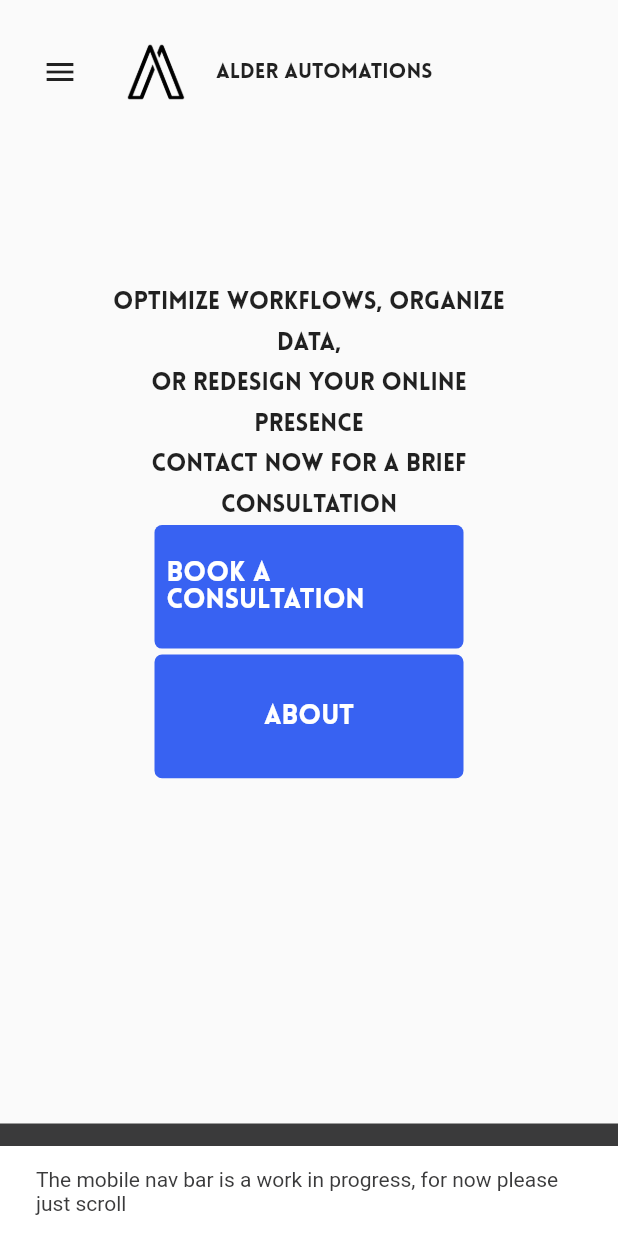
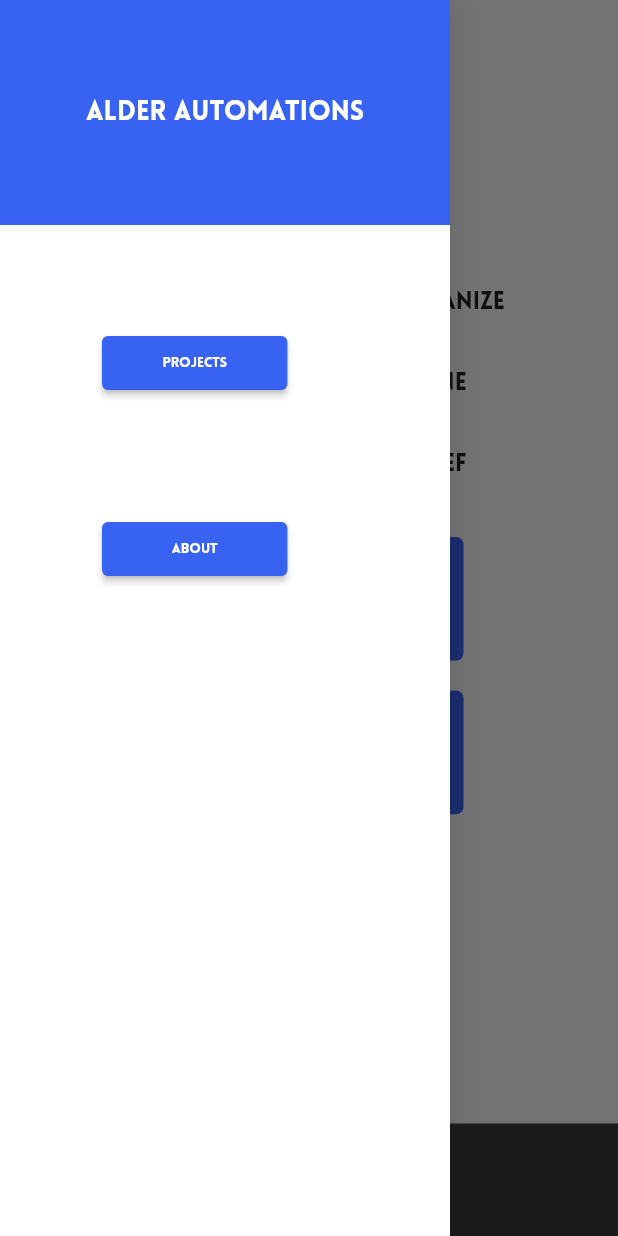
Before and after one commit to alex90271/flutter_site_alderautomations, a Flutter app: the screen it shows after launch, after a tap on the "menu" icon, on a phone screen of 412 x 824 dp. Run offline on Flutter 3.47's test engine with Material 2 defaults, Android fonts, the phone set to English and light mode, and no system bars; our stand-ins replace cloud_firestore, responsive_builder, table_calendar, validators; accounts and stored records are empty.

Commit message:
work on mobile navigation

```diff
--- a/lib/views/home/content/projects/projects.dart
+++ b/lib/views/home/content/projects/projects.dart
@@ -62,15 +62,19 @@ class _ProjectsViewState extends State<ProjectsView>
               decoration: const BoxDecoration(
                 color: brandBlue,
               ),
-              height: size.height * 0.80,
+              height: size.height,
               child: CenteredView(
                 child: Stack(children: [
                   SizedBox(
                     child: ScreenTypeLayout(
                       mobile: Padding(
                         padding: const EdgeInsets.fromLTRB(0, 0, 0, 125),
-                        child: ListView(
-                          children: content,
+                        child: Scrollbar(
+                          scrollbarOrientation: ScrollbarOrientation.right,
+                          isAlwaysShown: true,
+                          child: ListView(
+                            children: content,
+                          ),
                         ),
                       ),
                       desktop: Column(children: content),
@@ -91,11 +95,11 @@ class DrawClip extends CustomClipper<Path> {
   @override
   Path getClip(Size size) {
     Path path = Path();
-    path.lineTo(0, size.height * 0.85);
+    path.lineTo(0, size.height * 0.90);
     double xCenter =
         size.width * 0.5 + (size.width * 0.6 + 1) * math.sin(move * slice);
-    double yCenter = size.height * 0.85 + 69 * math.cos(move * slice);
-    path.quadraticBezierTo(xCenter, yCenter, size.width, size.height * 0.85);
+    double yCenter = size.height * 0.90 + 69 * math.cos(move * slice);
+    path.quadraticBezierTo(xCenter, yCenter, size.width, size.height * 0.90);
 
     path.lineTo(size.width, 0);
     return path;
--- a/lib/views/home/content/testimonial/testimonial.dart
+++ b/lib/views/home/content/testimonial/testimonial.dart
@@ -24,11 +24,15 @@ class TestimonialView extends StatelessWidget {
   Widget build(BuildContext context) {
     var size = MediaQuery.of(context).size;
     return SizedBox(
-      height: size.height * 0.85,
+      height: size.height,
       child: CenteredView(
-        child: ListView(
-          children: testimonialList,
-          scrollDirection: Axis.horizontal,
+        child: Scrollbar(
+          scrollbarOrientation: ScrollbarOrientation.bottom,
+          isAlwaysShown: true,
+          child: ListView(
+            children: testimonialList,
+            scrollDirection: Axis.horizontal,
+          ),
         ),
       ),
     );
--- a/lib/views/home/home_view.dart
+++ b/lib/views/home/home_view.dart
@@ -1,5 +1,6 @@
 import 'dart:developer';
 import 'package:alderautomationsdotcom/widgets/footer/footer.dart';
+import 'package:alderautomationsdotcom/widgets/navigation_drawer/navigation_drawer.dart';
 import 'package:flutter/material.dart';
 import 'content/about/about.dart';
 import 'content/call_to_action/call_to_action.dart';
@@ -32,9 +33,11 @@ class _HomeContentDesktopState extends State<HomeContentDesktop> {
   @override
   Widget build(BuildContext context) {
     return Scaffold(
+      drawer: NavigationDrawer(pgcntrl: widget.controller),
       body: Stack(
         children: [
-          PageView(
+          Scrollbar(
+            child: PageView(
                 children: [
                   CallToActionView(
                     pgctrl: widget.controller,
@@ -54,6 +57,7 @@ class _HomeContentDesktopState extends State<HomeContentDesktop> {
                     log('visiting page ' + widget.page.toString());
                   });
                 }),
+          ),
           const Footer()
         ],
       ),
--- a/lib/widgets/call_to_action/call_to_action.dart
+++ b/lib/widgets/call_to_action/call_to_action.dart
@@ -21,8 +21,7 @@ class CallToAction extends StatelessWidget {
   Widget build(BuildContext context) {
     return Column(
       children: [
-        Center(
-          child: Padding(
+        Padding(
           padding: const EdgeInsets.all(2.0),
           child: CallToActionButton(
             title: title_one,
@@ -30,9 +29,7 @@ class CallToAction extends StatelessWidget {
             pgcntrl: pgcntrl,
           ),
         ),
-        ),
-        Center(
-          child: Padding(
+        Padding(
           padding: const EdgeInsets.all(2.0),
           child: CallToActionButton(
             title: title_two,
@@ -40,7 +37,6 @@ class CallToAction extends StatelessWidget {
             pgcntrl: pgcntrl,
           ),
         ),
-        )
       ],
     );
   }
@@ -62,7 +58,9 @@ class CallToActionButton extends StatelessWidget {
   @override
   Widget build(BuildContext context) {
     var size = MediaQuery.of(context).size;
-    return ConstrainedBox(
+    return Padding(
+      padding: const EdgeInsets.all(8.0),
+      child: ConstrainedBox(
         constraints: const BoxConstraints(maxWidth: 350),
         child: Container(
           height: size.height / 10,
@@ -74,6 +72,7 @@ class CallToActionButton extends StatelessWidget {
             },
             child: Text(
               title,
+              textAlign: TextAlign.center,
               style: const TextStyle(
                 fontSize: 18,
                 fontWeight: FontWeight.w800,
@@ -86,6 +85,7 @@ class CallToActionButton extends StatelessWidget {
             borderRadius: BorderRadius.circular(5),
           ),
         ),
+      ),
     );
   }
 }
--- a/lib/widgets/contact_form/contact_form.dart
+++ b/lib/widgets/contact_form/contact_form.dart
@@ -1,5 +1,5 @@
 import 'dart:developer';
-import 'package:flutter_bloc/flutter_bloc.dart';
+import 'package:cloud_firestore/cloud_firestore.dart';
 import 'package:flutter/material.dart';
 import '../../globals.dart';
 import 'package:validators/validators.dart';
@@ -125,13 +125,23 @@ class FormattedTextField extends StatelessWidget {
         onChanged: (String value) {
           helper = value + " is invalid";
         },
+        textCapitalization: TextCapitalization.characters,
+        style: const TextStyle(
+          color: brandWhite,
+        ),
         decoration: InputDecoration(
           labelText: label,
-          focusColor: brandBlack,
+          counterStyle: const TextStyle(
+            color: brandWhite,
+          ),
           labelStyle: const TextStyle(
             color: brandWhite,
           ),
           helperText: helper,
+          helperStyle: const TextStyle(
+            color: brandWhite,
+          ),
+          hoverColor: brandWhite,
           enabledBorder: const UnderlineInputBorder(
             borderSide: BorderSide(color: brandWhite),
           ),
@@ -176,13 +186,27 @@ class FormattedPhoneField extends StatelessWidget {
           //log(value);
           helper = value + " is an invalid phone number";
         },
+        textCapitalization: TextCapitalization.characters,
+        style: const TextStyle(
+          color: brandWhite,
+        ),
         decoration: InputDecoration(
+          contentPadding: const EdgeInsets.fromLTRB(0, 16, 0, 12),
+          floatingLabelAlignment: FloatingLabelAlignment.center,
           labelText: label,
           focusColor: brandBlack,
+          counterStyle: const TextStyle(
+            color: brandWhite,
+          ),
           labelStyle: const TextStyle(
             color: brandWhite,
           ),
           helperText: helper,
+          helperStyle: const TextStyle(
+            color: brandWhite,
+          ),
+          fillColor: brandWhite,
+          hoverColor: brandWhite,
           enabledBorder: const UnderlineInputBorder(
             borderSide: BorderSide(color: brandWhite),
           ),
@@ -227,13 +251,27 @@ class FormattedEmailField extends StatelessWidget {
           //log(value);
           helper = value + " is an invalid email";
         },
+        textCapitalization: TextCapitalization.characters,
+        style: const TextStyle(
+          color: brandWhite,
+        ),
         decoration: InputDecoration(
+          contentPadding: const EdgeInsets.fromLTRB(0, 16, 0, 12),
+          floatingLabelAlignment: FloatingLabelAlignment.center,
           labelText: label,
           focusColor: brandBlack,
+          counterStyle: const TextStyle(
+            color: brandWhite,
+          ),
           labelStyle: const TextStyle(
             color: brandWhite,
           ),
           helperText: helper,
+          helperStyle: const TextStyle(
+            color: brandWhite,
+          ),
+          fillColor: brandWhite,
+          hoverColor: brandWhite,
           enabledBorder: const UnderlineInputBorder(
             borderSide: BorderSide(color: brandWhite),
           ),
@@ -275,13 +313,27 @@ class FormattedDateField extends StatelessWidget {
         onChanged: (String value) {
           //log(value);
         },
+        textCapitalization: TextCapitalization.characters,
+        style: const TextStyle(
+          color: brandWhite,
+        ),
         decoration: InputDecoration(
+          contentPadding: const EdgeInsets.fromLTRB(0, 16, 0, 12),
+          floatingLabelAlignment: FloatingLabelAlignment.center,
           labelText: label,
           focusColor: brandBlack,
+          counterStyle: const TextStyle(
+            color: brandWhite,
+          ),
           labelStyle: const TextStyle(
             color: brandWhite,
           ),
           helperText: helper,
+          helperStyle: const TextStyle(
+            color: brandWhite,
+          ),
+          fillColor: brandWhite,
+          hoverColor: brandWhite,
           enabledBorder: const UnderlineInputBorder(
             borderSide: BorderSide(color: brandWhite),
           ),
--- /dev/null
+++ b/lib/widgets/navigation_bar/nav_bar_item.dart
@@ -0,0 +1,65 @@
+import 'package:flutter/material.dart';
+import 'package:alderautomationsdotcom/globals.dart';
+import 'package:url_launcher/url_launcher.dart';
+
+class NavBarPage extends StatelessWidget {
+  final String title;
+  final page;
+  PageController pgcntrl;
+  NavBarPage(this.title, {Key? key, required this.page, required this.pgcntrl})
+      : super(key: key);
+
+  @override
+  Widget build(BuildContext context) {
+    var size = MediaQuery.of(context).size;
+    return Padding(
+      padding: const EdgeInsets.all(8.0),
+      child: SizedBox(
+        width: size.height * 0.15,
+        child: ElevatedButton(
+          style: ButtonStyle(
+              backgroundColor: MaterialStateProperty.all<Color>(brandBlue)),
+          onPressed: () {
+            pgcntrl.jumpToPage(page);
+          },
+          child: Text(title, style: TextStyle(fontSize: size.height / 90)),
+        ),
+      ),
+    );
+  }
+}
+
+class NavBarLink extends StatelessWidget {
+  final String title;
+  final String url;
+  const NavBarLink(
+    this.title, {
+    Key? key,
+    required this.url,
+  }) : super(key: key);
+
+  @override
+  Widget build(BuildContext context) {
+    var size = MediaQuery.of(context).size;
+    return Padding(
+      padding: const EdgeInsets.all(8.0),
+      child: SizedBox(
+        width: size.height * 0.15,
+        child: ElevatedButton(
+          style: ButtonStyle(
+              backgroundColor: MaterialStateProperty.all<Color>(brandBlue)),
+          onPressed: _launchURL,
+          child: Text(title, style: TextStyle(fontSize: size.height / 90)),
+        ),
+      ),
+    );
+  }
+
+  _launchURL() async {
+    if (await canLaunch(url)) {
+      await launch(url);
+    } else {
+      print('Could not launch $url'); //remove for production
+    }
+  }
+}
--- a/lib/widgets/navigation_bar/navbar_logo.dart
+++ /dev/null
@@ -1,11 +0,0 @@
-import 'package:alderautomationsdotcom/globals.dart';
-import 'package:flutter/material.dart';
-
-class NavBarLogo extends StatelessWidget {
-  const NavBarLogo({Key? key}) : super(key: key);
-
-  @override
-  Widget build(BuildContext context) {
-    return Row(children: [Image.asset(mainLogo), const Text(mainTitle)]);
-  }
-}
--- a/lib/widgets/navigation_bar/navigation_bar.dart
+++ b/lib/widgets/navigation_bar/navigation_bar.dart
@@ -11,9 +11,11 @@ class NaviBar extends StatelessWidget {
   @override
   Widget build(BuildContext context) {
     return ScreenTypeLayout(
-      mobile: const Padding(
-        padding: EdgeInsets.fromLTRB(16, 8, 8, 8),
-        child: NavigationBarMobile(),
+      mobile: Padding(
+        padding: const EdgeInsets.fromLTRB(16, 8, 8, 8),
+        child: NavigationBarMobile(
+          pgcntrl: pgctrl,
+        ),
       ),
       tablet: CenteredView(
           child: NavigationBarTabletDesktop(
--- a/lib/widgets/navigation_bar/navigation_bar_mobile.dart
+++ b/lib/widgets/navigation_bar/navigation_bar_mobile.dart
@@ -1,10 +1,9 @@
 import 'package:flutter/material.dart';
-
 import '../../globals.dart';
-import 'navbar_logo.dart';
 
 class NavigationBarMobile extends StatelessWidget {
-  const NavigationBarMobile({Key? key}) : super(key: key);
+  PageController pgcntrl;
+  NavigationBarMobile({Key? key, required this.pgcntrl}) : super(key: key);
 
   @override
   Widget build(BuildContext context) {
@@ -15,15 +14,10 @@ class NavigationBarMobile extends StatelessWidget {
           IconButton(
             icon: const Icon(Icons.menu),
             onPressed: () {
-              ScaffoldMessenger.of(context).showSnackBar(const SnackBar(
-                  backgroundColor: brandWhite,
-                  content: Text(
-                    'The mobile nav bar is a work in progress, for now please just scroll',
-                    style: TextStyle(color: brandBlack),
-                  )));
+              Scaffold.of(context).openDrawer();
             },
           ),
-          const NavBarLogo()
+          Row(children: [Image.asset(mainLogo), const Text(mainTitle)]),
         ],
       ),
     );
--- a/lib/widgets/navigation_bar/navigation_bar_tablet_desktop.dart
+++ b/lib/widgets/navigation_bar/navigation_bar_tablet_desktop.dart
@@ -1,8 +1,5 @@
-import 'package:alderautomationsdotcom/views/home/home_view.dart';
 import 'package:flutter/material.dart';
-import 'package:flutter/rendering.dart';
-import 'package:url_launcher/url_launcher.dart';
-import 'navbar_logo.dart';
+import 'nav_bar_item.dart';
 import 'package:alderautomationsdotcom/globals.dart';
 
 class NavigationBarTabletDesktop extends StatelessWidget {
@@ -20,7 +17,7 @@ class NavigationBarTabletDesktop extends StatelessWidget {
         child: Row(
             mainAxisAlignment: MainAxisAlignment.spaceBetween,
             children: <Widget>[
-              const NavBarLogo(),
+              Row(children: [Image.asset(mainLogo), const Text(mainTitle)]),
               Row(
                 mainAxisSize: MainAxisSize.min,
                 children: <Widget>[
@@ -45,65 +42,3 @@ class NavigationBarTabletDesktop extends StatelessWidget {
     );
   }
 }
-
-class NavBarPage extends StatelessWidget {
-  final String title;
-  final page;
-  PageController pgcntrl;
-  NavBarPage(this.title, {Key? key, required this.page, required this.pgcntrl})
-      : super(key: key);
-
-  @override
-  Widget build(BuildContext context) {
-    var size = MediaQuery.of(context).size;
-    return Padding(
-      padding: const EdgeInsets.all(8.0),
-      child: SizedBox(
-        width: size.height * 0.15,
-        child: ElevatedButton(
-          style: ButtonStyle(
-              backgroundColor: MaterialStateProperty.all<Color>(brandBlue)),
-          onPressed: () {
-            pgcntrl.jumpToPage(page);
-          },
-          child: Text(title, style: TextStyle(fontSize: size.height / 90)),
-        ),
-      ),
-    );
-  }
-}
-
-class NavBarLink extends StatelessWidget {
-  final String title;
-  final String url;
-  const NavBarLink(
-    this.title, {
-    Key? key,
-    required this.url,
-  }) : super(key: key);
-
-  @override
-  Widget build(BuildContext context) {
-    var size = MediaQuery.of(context).size;
-    return Padding(
-      padding: const EdgeInsets.all(8.0),
-      child: SizedBox(
-        width: size.height * 0.15,
-        child: ElevatedButton(
-          style: ButtonStyle(
-              backgroundColor: MaterialStateProperty.all<Color>(brandBlue)),
-          onPressed: _launchURL,
-          child: Text(title, style: TextStyle(fontSize: size.height / 90)),
-        ),
-      ),
-    );
-  }
-
-  _launchURL() async {
-    if (await canLaunch(url)) {
-      await launch(url);
-    } else {
-      print('Could not launch $url'); //remove for production
-    }
-  }
-}
--- a/lib/widgets/navigation_drawer/drawer_item.dart
+++ b/lib/widgets/navigation_drawer/drawer_item.dart
@@ -1,16 +1,32 @@
+import 'package:alderautomationsdotcom/widgets/navigation_bar/nav_bar_item.dart';
+import 'package:flutter/rendering.dart';
 import 'package:flutter/material.dart';
 
-class NavigationDrawer extends StatelessWidget {
-  const NavigationDrawer({Key? key}) : super(key: key);
+class DrawerItem extends StatelessWidget {
+  final String title;
+  final PageController pgcntrl;
+  final int page;
+  const DrawerItem(
+      {Key? key,
+      required this.title,
+      required this.pgcntrl,
+      required this.page})
+      : super(key: key);
 
   @override
   Widget build(BuildContext context) {
-    return Container(
-      width: 300,
-      decoration: const BoxDecoration(
-          color: Colors.white,
-          boxShadow: [BoxShadow(color: Colors.black12, blurRadius: 16)]),
-      child: Column(children: <Widget>[]),
+    return Padding(
+      padding: const EdgeInsets.only(left: 30, top: 60),
+      child: Row(
+        children: <Widget>[
+          SizedBox(width: 30),
+          NavBarPage(
+            title,
+            page: page,
+            pgcntrl: pgcntrl,
+          ),
+        ],
+      ),
     );
   }
 }
--- /dev/null
+++ b/lib/widgets/navigation_drawer/navigation_drawer.dart
@@ -0,0 +1,34 @@
+import 'package:flutter/material.dart';
+
+import 'drawer_item.dart';
+import 'navigation_drawer_header.dart';
+
+class NavigationDrawer extends StatelessWidget {
+  PageController pgcntrl;
+  NavigationDrawer({Key? key, required this.pgcntrl}) : super(key: key);
+
+  @override
+  Widget build(BuildContext context) {
+    return Container(
+      width: 300,
+      decoration: const BoxDecoration(
+          color: Colors.white,
+          boxShadow: [BoxShadow(color: Colors.black12, blurRadius: 16)]),
+      child: Column(
+        children: <Widget>[
+          const NavDrawerHeader(),
+          DrawerItem(
+            title: 'Projects',
+            page: 3,
+            pgcntrl: pgcntrl,
+          ),
+          DrawerItem(
+            title: 'About',
+            page: 4,
+            pgcntrl: pgcntrl,
+          ),
+        ],
+      ),
+    );
+  }
+}
--- /dev/null
+++ b/lib/widgets/navigation_drawer/navigation_drawer_header.dart
@@ -0,0 +1,28 @@
+import 'package:alderautomationsdotcom/globals.dart';
+import 'package:flutter/material.dart';
+
+class NavDrawerHeader extends StatelessWidget {
+  const NavDrawerHeader({Key? key}) : super(key: key);
+
+  @override
+  Widget build(BuildContext context) {
+    return Container(
+      height: 150,
+      color: brandBlue,
+      alignment: Alignment.center,
+      child: Column(
+        mainAxisSize: MainAxisSize.min,
+        children: const <Widget>[
+          Text(
+            'ALDER AUTOMATIONS',
+            style: TextStyle(
+              fontSize: 18,
+              fontWeight: FontWeight.w800,
+              color: Colors.white,
+            ),
+          ),
+        ],
+      ),
+    );
+  }
+}
--- a/lib/widgets/testimonial_box/testimonial_box.dart
+++ b/lib/widgets/testimonial_box/testimonial_box.dart
@@ -38,7 +38,7 @@ class TestimonialCard extends StatelessWidget {
     var size = MediaQuery.of(context).size;
     return SizedBox(
       width: 325,
-      height: size.height * 0.55,
+      height: size.height,
       child: Card(
         color: const Color.fromARGB(255, 207, 207, 207),
         child: Column(
--- a/pubspec.yaml
+++ b/pubspec.yaml
@@ -34,6 +34,7 @@ dependencies:
   table_calendar: ^3.0.5
   flutter_bloc: ^8.0.0
   validators: ^3.0.0
+  cloud_firestore: ^3.1.11
 
 
   # The following adds the Cupertino Icons font to your application.
```
Also changed, not shown: pubspec.lock. Lines whose indentation alone changed are shown as unchanged.
